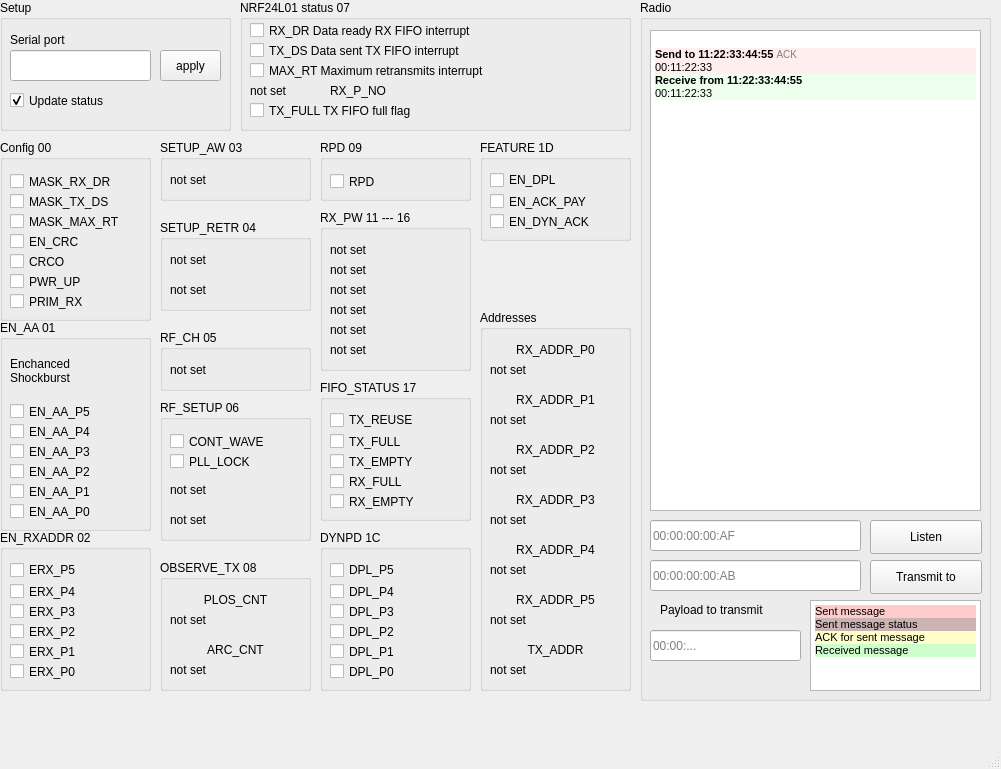
Above: sw/serial-debugger/mainwindow.ui from JSkrat/kagami-house-usb2nrf before the change. Below: the same form after it.
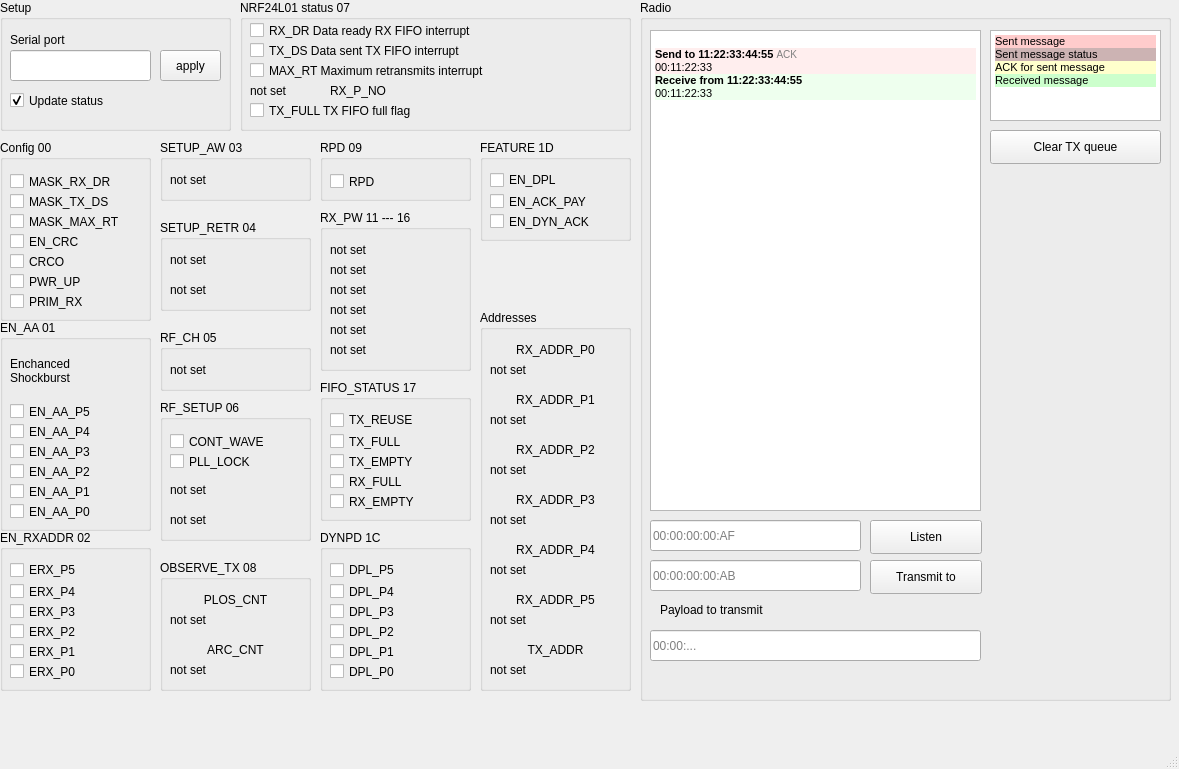
That is the form after the change.

Commit message: add "ok, listening" response to valid responses

What changed in the file:
```diff
--- a/sw/serial-debugger/mainwindow.ui
+++ b/sw/serial-debugger/mainwindow.ui
@@ -6,7 +6,7 @@
    <rect>
     <x>0</x>
     <y>0</y>
-    <width>1001</width>
+    <width>1179</width>
     <height>769</height>
    </rect>
   </property>
@@ -1451,7 +1451,7 @@
      <rect>
       <x>640</x>
       <y>0</y>
-      <width>351</width>
+      <width>531</width>
       <height>701</height>
      </rect>
     </property>
@@ -1510,8 +1510,8 @@
     <widget class="QTextEdit" name="textEdit">
      <property name="geometry">
       <rect>
-       <x>170</x>
-       <y>600</y>
+       <x>350</x>
+       <y>30</y>
        <width>171</width>
        <height>91</height>
       </rect>
@@ -1571,7 +1571,7 @@
       <rect>
        <x>10</x>
        <y>630</y>
-       <width>151</width>
+       <width>331</width>
        <height>31</height>
       </rect>
      </property>
@@ -1592,6 +1592,19 @@
       <string>Payload to transmit</string>
      </property>
     </widget>
+    <widget class="QPushButton" name="pushButton_4">
+     <property name="geometry">
+      <rect>
+       <x>350</x>
+       <y>130</y>
+       <width>171</width>
+       <height>34</height>
+      </rect>
+     </property>
+     <property name="text">
+      <string>Clear TX queue</string>
+     </property>
+    </widget>
    </widget>
   </widget>
   <widget class="QMenuBar" name="menubar">
```
Left out of the diff: 2 changed lines with no effect on the pictures. The commit also changes 2 other files.
